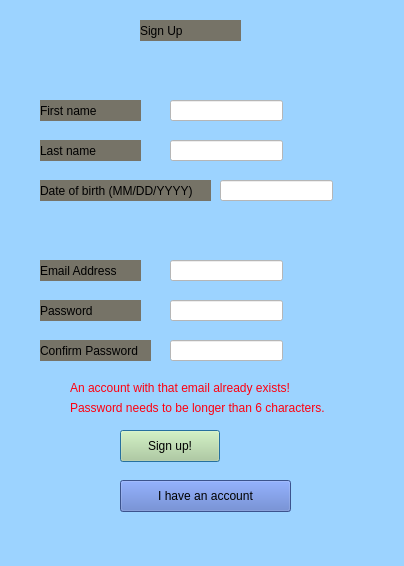
Before: the Qt Designer form signup.ui in ban2224/capstone_motor, drawn with Qt 5.
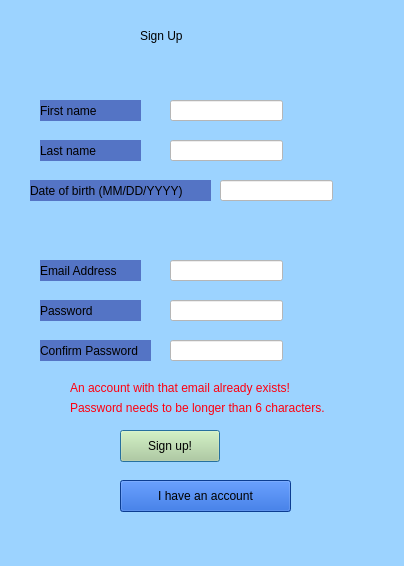
After: the same form once the commit is applied.

Patch:
```diff
--- a/signup.ui
+++ b/signup.ui
@@ -27,8 +27,7 @@
     </rect>
    </property>
    <property name="styleSheet">
-    <string notr="true">background-color:rgb(118, 115, 103)
-</string>
+    <string notr="true">background-color:rgb(84, 116, 197)</string>
    </property>
    <property name="text">
     <string>Email Address</string>
@@ -44,7 +43,7 @@
     </rect>
    </property>
    <property name="styleSheet">
-    <string notr="true">background-color:rgb(118, 115, 103)
+    <string notr="true">background-color:rgb(84, 116, 197)
 </string>
    </property>
    <property name="text">
@@ -56,12 +55,12 @@
     <rect>
      <x>140</x>
      <y>20</y>
-     <width>101</width>
-     <height>21</height>
+     <width>111</width>
+     <height>31</height>
     </rect>
    </property>
    <property name="styleSheet">
-    <string notr="true">background-color:rgb(118, 115, 103)
+    <string notr="true">font: 700 italic 26pt &quot;Georgia&quot;;
 </string>
    </property>
    <property name="text">
@@ -125,7 +124,7 @@
     </rect>
    </property>
    <property name="styleSheet">
-    <string notr="true">background-color:rgb(118, 115, 103)
+    <string notr="true">background-color:rgb(84, 116, 197)
 </string>
    </property>
    <property name="text">
@@ -156,8 +155,7 @@
     </rect>
    </property>
    <property name="styleSheet">
-    <string notr="true">background-color:rgb(118, 115, 103)
-</string>
+    <string notr="true">background-color:rgb(84, 116, 197)</string>
    </property>
    <property name="text">
     <string>First name</string>
@@ -173,8 +171,7 @@
     </rect>
    </property>
    <property name="styleSheet">
-    <string notr="true">background-color:rgb(118, 115, 103)
-</string>
+    <string notr="true">background-color:rgb(84, 116, 197)</string>
    </property>
    <property name="text">
     <string>Last name</string>
@@ -183,14 +180,14 @@
   <widget class="QLabel" name="DOBlabel">
    <property name="geometry">
     <rect>
-     <x>40</x>
+     <x>30</x>
      <y>180</y>
-     <width>171</width>
+     <width>181</width>
      <height>21</height>
     </rect>
    </property>
    <property name="styleSheet">
-    <string notr="true">background-color:rgb(118, 115, 103)
+    <string notr="true">background-color:rgb(84, 116, 197)
 </string>
    </property>
    <property name="text">
@@ -258,7 +255,7 @@
     </rect>
    </property>
    <property name="styleSheet">
-    <string notr="true">background-color:rgb(84, 116, 197)</string>
+    <string notr="true">background-color:rgb(17, 85, 204)</string>
    </property>
    <property name="text">
     <string>I have an account</string>
```
